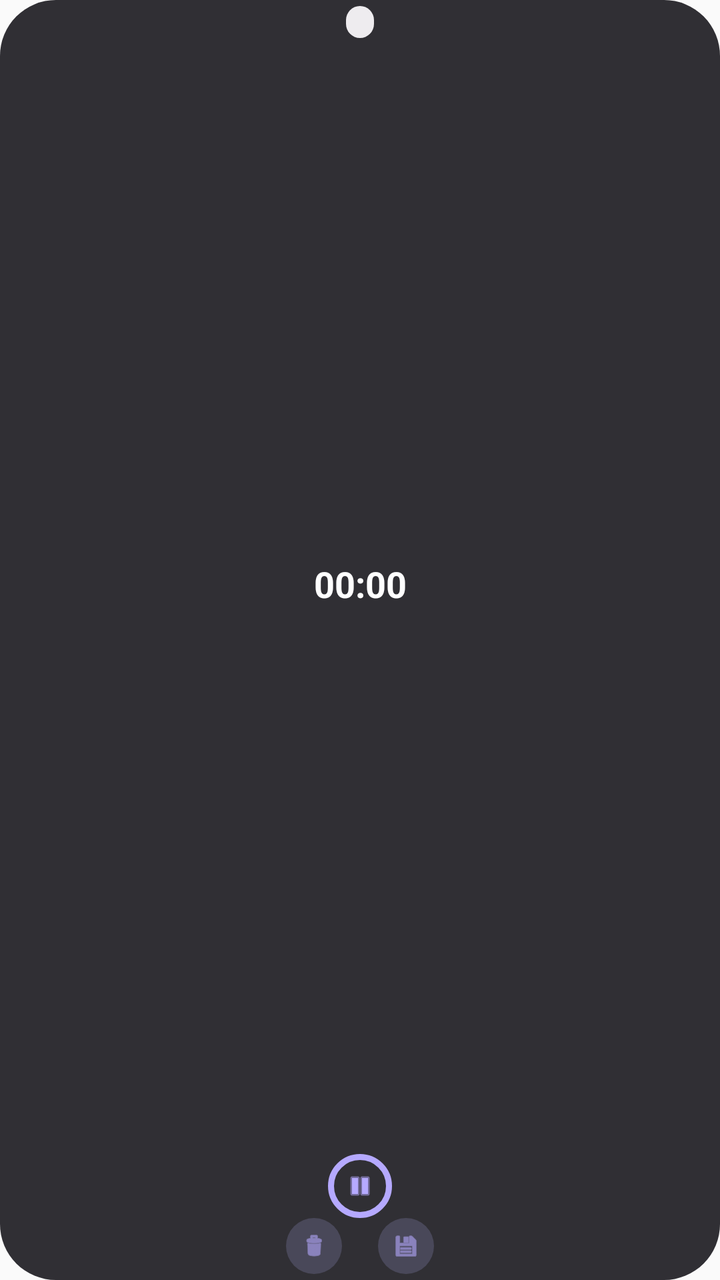
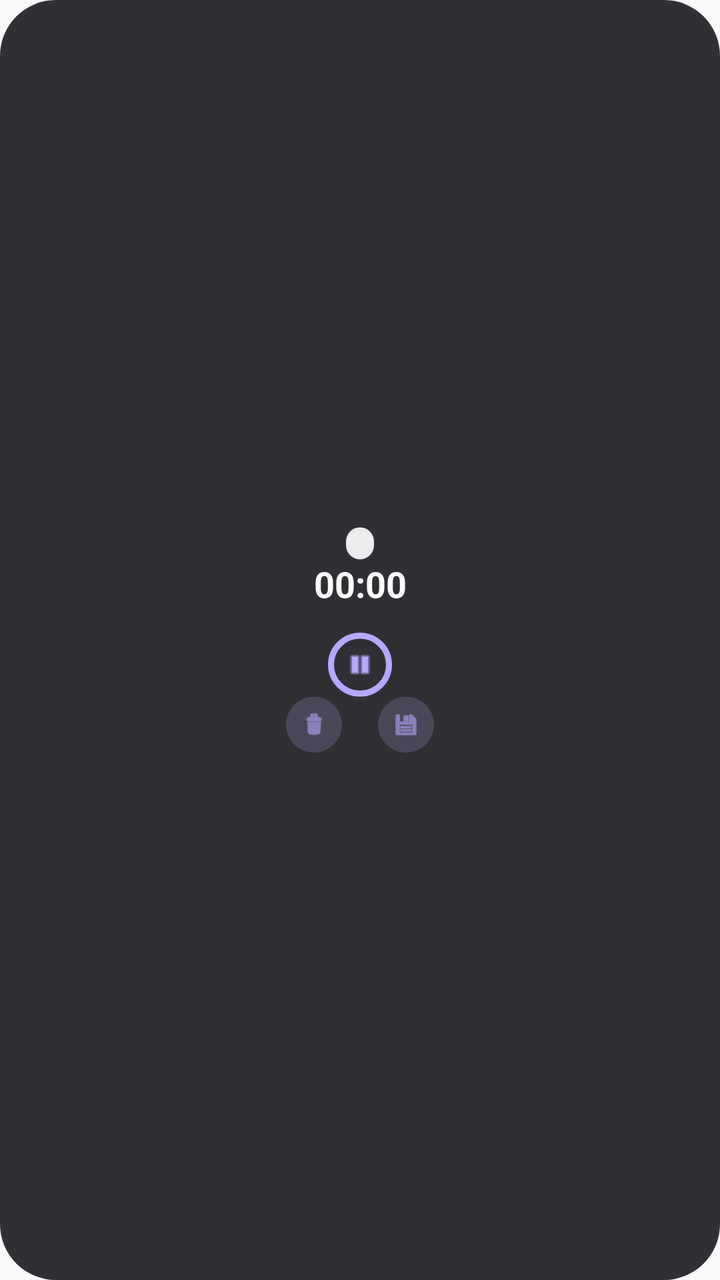

Screens rendered from an Android XML layout before and after an edit, with the pre-edit source and the edit as a unified diff.
<!-- AndroidManifest.xml: application theme AppTheme -->
<!-- res/layout/sleep_widget_compact.xml -->
<?xml version="1.0" encoding="utf-8"?>
<LinearLayout xmlns:android="http://schemas.android.com/apk/res/android"
    android:id="@+id/widget_root"
    android:layout_width="match_parent"
    android:layout_height="match_parent"
    android:background="@drawable/sleep_widget_background"
    android:gravity="center_horizontal"
    android:orientation="vertical"
    android:padding="3dp">
    <TextView
        android:id="@+id/widget_child"
        android:layout_width="wrap_content"
        android:layout_height="16dp"
        android:background="@drawable/sleep_widget_name_background"
        android:ellipsize="end"
        android:gravity="center"
        android:maxLines="1"
        android:paddingStart="7dp"
        android:paddingEnd="7dp"
        android:textColor="#433F50"
        android:textSize="10sp" />
    <LinearLayout
        android:id="@+id/widget_active"
        android:layout_width="match_parent"
        android:layout_height="0dp"
        android:layout_weight="1"
        android:gravity="center_horizontal"
        android:orientation="vertical">
        <LinearLayout
            android:layout_width="match_parent"
            android:layout_height="0dp"
            android:layout_weight="1"
            android:gravity="center"
            android:orientation="vertical">
            <Chronometer
                android:id="@+id/widget_active_duration"
                android:layout_width="match_parent"
                android:layout_height="wrap_content"
                android:gravity="center"
                android:maxLines="1"
                android:textColor="#FFFFFF"
                android:textSize="18sp"
                android:textStyle="bold" />
            <TextView
                android:id="@+id/widget_active_detail"
                android:layout_width="match_parent"
                android:layout_height="wrap_content"
                android:ellipsize="end"
                android:gravity="center"
                android:maxLines="1"
                android:textColor="#B5A9FF"
                android:textSize="9sp" />
        </LinearLayout>
        <ImageView
            android:id="@+id/widget_toggle"
            android:layout_width="32dp"
            android:layout_height="32dp"
            android:background="@drawable/sleep_widget_outline_button"
            android:contentDescription="Пауза"
            android:padding="8dp"
            android:src="@android:drawable/ic_media_pause"
            android:tint="#B5A9FF" />
        <LinearLayout
            android:layout_width="match_parent"
            android:layout_height="28dp"
            android:gravity="center"
            android:orientation="horizontal">
            <ImageView
                android:id="@+id/widget_delete"
                android:layout_width="28dp"
                android:layout_height="28dp"
                android:background="@drawable/sleep_widget_round_button"
                android:contentDescription="Видалити сон"
                android:padding="7dp"
                android:src="@android:drawable/ic_menu_delete"
                android:tint="#B5A9FF" />
            <ImageView
                android:id="@+id/widget_save"
                android:layout_width="28dp"
                android:layout_height="28dp"
                android:layout_marginStart="18dp"
                android:background="@drawable/sleep_widget_round_button"
                android:contentDescription="Зберегти сон"
                android:padding="7dp"
                android:src="@android:drawable/ic_menu_save"
                android:tint="#B5A9FF" />
        </LinearLayout>
    </LinearLayout>
    <LinearLayout
        android:id="@+id/widget_idle"
        android:layout_width="match_parent"
        android:layout_height="0dp"
        android:layout_weight="1"
        android:gravity="center_horizontal"
        android:orientation="vertical"
        android:visibility="gone">
        <LinearLayout
            android:layout_width="match_parent"
            android:layout_height="0dp"
            android:layout_weight="1"
            android:gravity="center"
            android:orientation="vertical">
            <TextView
                android:id="@+id/widget_last_ago"
                android:layout_width="match_parent"
                android:layout_height="wrap_content"
                android:ellipsize="end"
                android:gravity="center"
                android:maxLines="1"
                android:textColor="#FFFFFF"
                android:textSize="14sp"
                android:textStyle="bold" />
            <TextView
                android:id="@+id/widget_last_detail"
                android:layout_width="match_parent"
                android:layout_height="wrap_content"
                android:ellipsize="end"
                android:gravity="center"
                android:maxLines="1"
                android:textColor="#D7D3DF"
                android:textSize="9sp" />
            <TextView
                android:id="@+id/widget_last_duration"
                android:layout_width="match_parent"
                android:layout_height="wrap_content"
                android:ellipsize="end"
                android:gravity="center"
                android:maxLines="1"
                android:textColor="#D7D3DF"
                android:textSize="9sp" />
        </LinearLayout>
        <TextView
            android:id="@+id/widget_start"
            android:layout_width="42dp"
            android:layout_height="42dp"
            android:background="@drawable/sleep_widget_action_background"
            android:contentDescription="Почати сон"
            android:gravity="center"
            android:text="zZ"
            android:textColor="#FFFFFF"
            android:textSize="20sp"
            android:textStyle="bold" />
    </LinearLayout>
    <LinearLayout
        android:id="@+id/widget_fallback"
        android:layout_width="match_parent"
        android:layout_height="0dp"
        android:layout_weight="1"
        android:gravity="center"
        android:orientation="vertical"
        android:visibility="gone">
        <TextView
            android:id="@+id/widget_fallback_title"
            android:layout_width="match_parent"
            android:layout_height="wrap_content"
            android:gravity="center"
            android:textColor="#FFFFFF"
            android:textSize="13sp"
            android:textStyle="bold" />
        <TextView
            android:id="@+id/widget_fallback_detail"
            android:layout_width="match_parent"
            android:layout_height="wrap_content"
            android:layout_marginTop="4dp"
            android:gravity="center"
            android:text="Відкрити сон ›"
            android:textColor="#B5A9FF"
            android:textSize="10sp" />
    </LinearLayout>
</LinearLayout>
<!-- resources referenced by this layout -->
<resources>
  <!-- drawable sleep_widget_action_background (drawable) -->
  <?xml version="1.0" encoding="utf-8"?>
  <shape xmlns:android="http://schemas.android.com/apk/res/android">
      <solid android:color="#B5A9FF" />
      <corners android:radius="40dp" />
  </shape>
  <!-- drawable sleep_widget_background (drawable) -->
  <?xml version="1.0" encoding="utf-8"?>
  <shape xmlns:android="http://schemas.android.com/apk/res/android">
      <solid android:color="#302F34" />
      <corners android:radius="28dp" />
  </shape>
  <!-- drawable sleep_widget_name_background (drawable) -->
  <?xml version="1.0" encoding="utf-8"?>
  <shape xmlns:android="http://schemas.android.com/apk/res/android">
      <solid android:color="#EEECEF" />
      <corners android:radius="18dp" />
  </shape>
  <!-- drawable sleep_widget_outline_button (drawable) -->
  <?xml version="1.0" encoding="utf-8"?>
  <shape xmlns:android="http://schemas.android.com/apk/res/android">
      <solid android:color="#302F34" />
      <stroke android:width="3dp" android:color="#B5A9FF" />
      <corners android:radius="40dp" />
  </shape>
  <!-- drawable sleep_widget_round_button (drawable) -->
  <?xml version="1.0" encoding="utf-8"?>
  <shape xmlns:android="http://schemas.android.com/apk/res/android">
      <solid android:color="#494859" />
      <corners android:radius="28dp" />
  </shape>
  <style name="AppTheme" parent="Theme.AppCompat.Light.DarkActionBar">
          
          <item name="colorPrimary">@color/colorPrimary</item>
          <item name="colorPrimaryDark">@color/colorPrimaryDark</item>
          <item name="colorAccent">@color/colorAccent</item>
      </style>
</resources>

<!-- the commit's change to res/layout/sleep_widget_compact.xml (unified diff, before → after) -->
@@ -4,7 +4,7 @@
     android:layout_width="match_parent"
     android:layout_height="match_parent"
     android:background="@drawable/sleep_widget_background"
-    android:gravity="center_horizontal"
+    android:gravity="center"
     android:orientation="vertical"
     android:padding="3dp">
     <TextView
@@ -22,14 +22,12 @@
     <LinearLayout
         android:id="@+id/widget_active"
         android:layout_width="match_parent"
-        android:layout_height="0dp"
-        android:layout_weight="1"
+        android:layout_height="wrap_content"
         android:gravity="center_horizontal"
         android:orientation="vertical">
         <LinearLayout
             android:layout_width="match_parent"
-            android:layout_height="0dp"
-            android:layout_weight="1"
+            android:layout_height="wrap_content"
             android:gravity="center"
             android:orientation="vertical">
             <Chronometer
@@ -61,6 +59,7 @@
             android:src="@android:drawable/ic_media_pause"
             android:tint="#B5A9FF" />
         <LinearLayout
+            android:id="@+id/widget_actions"
             android:layout_width="match_parent"
             android:layout_height="28dp"
             android:gravity="center"
@@ -89,15 +88,13 @@
     <LinearLayout
         android:id="@+id/widget_idle"
         android:layout_width="match_parent"
-        android:layout_height="0dp"
-        android:layout_weight="1"
+        android:layout_height="wrap_content"
         android:gravity="center_horizontal"
         android:orientation="vertical"
         android:visibility="gone">
         <LinearLayout
             android:layout_width="match_parent"
-            android:layout_height="0dp"
-            android:layout_weight="1"
+            android:layout_height="wrap_content"
             android:gravity="center"
             android:orientation="vertical">
             <TextView
@@ -144,8 +141,7 @@
     <LinearLayout
         android:id="@+id/widget_fallback"
         android:layout_width="match_parent"
-        android:layout_height="0dp"
-        android:layout_weight="1"
+        android:layout_height="wrap_content"
         android:gravity="center"
         android:orientation="vertical"
         android:visibility="gone">
